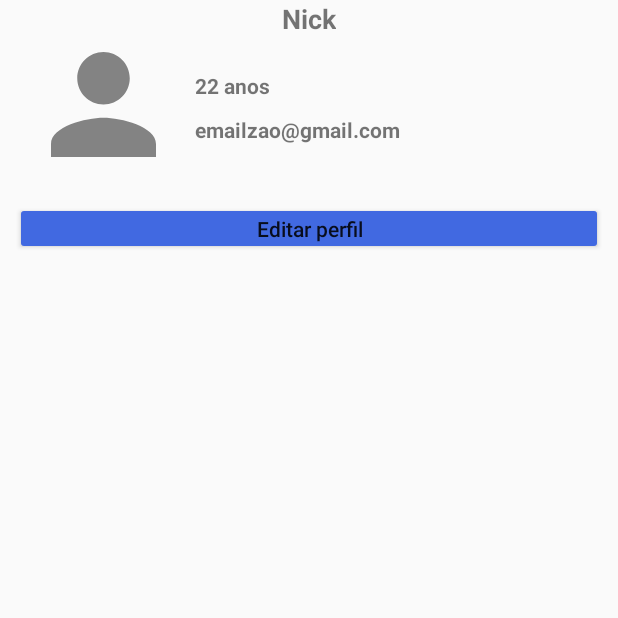
After one commit to Chicarelli/Voluntariar, an Android app: the MyProfileActivity screen opened directly, with no data from a screen before it, on a phone screen of 412 x 824 dp, the top half of it. The commit adds this screen. Run offline under Robolectric (Android 15) with nearby library versions, the phone set to English and light mode, and no system bars; our stand-ins replace Firebase (no records; nobody signed in at launch, a user with empty details on screens opened directly); Roboto replaces fonts that are not available here; 2 statements that could not run were skipped.

Commit message:
Editando tela do Evento, Criando tela MyProfil, Arrumando interação entre Telas

```diff
--- a/app/src/main/AndroidManifest.xml
+++ b/app/src/main/AndroidManifest.xml
@@ -9,7 +9,8 @@
         android:roundIcon="@mipmap/ic_launcher_round"
         android:supportsRtl="true"
         android:theme="@style/AppTheme">
-        <activity android:name=".MessageActivity"></activity>
+        <activity android:name=".MyProfileActivity"></activity>
+        <activity android:name=".MessageActivity" />
         <activity android:name=".TelaEventoParticipante" />
         <activity android:name=".MeusEventos" />
         <activity android:name=".ChatActivity" />
--- /dev/null
+++ b/app/src/main/java/com/example/voluntariado/MyProfileActivity.java
@@ -0,0 +1,73 @@
+package com.example.voluntariado;
+
+import androidx.annotation.NonNull;
+import androidx.appcompat.app.AppCompatActivity;
+
+import android.os.Bundle;
+import android.view.View;
+import android.widget.Button;
+import android.widget.ImageView;
+import android.widget.TextView;
+
+import com.google.android.gms.tasks.OnCompleteListener;
+import com.google.android.gms.tasks.OnFailureListener;
+import com.google.android.gms.tasks.OnSuccessListener;
+import com.google.android.gms.tasks.Task;
+import com.google.firebase.auth.FirebaseAuth;
+import com.google.firebase.firestore.DocumentSnapshot;
+import com.google.firebase.firestore.FirebaseFirestore;
+
+public class MyProfileActivity extends AppCompatActivity {
+
+  String id;
+  //Instanciando ferramentas do Firebase
+  FirebaseAuth mAuth = FirebaseAuth.getInstance();
+  FirebaseFirestore db = FirebaseFirestore.getInstance();
+  //Instanciando elementos gráficos
+  TextView userName;
+  TextView userIdade;
+  TextView userEmail;
+  ImageView UserPhotoProfile;
+  Button editProfile;
+
+  @Override
+  protected void onCreate(Bundle savedInstanceState) {
+    super.onCreate(savedInstanceState);
+    setContentView(R.layout.activity_my_profile);
+    userName = findViewById(R.id.my_profile_name);
+    userIdade = findViewById(R.id.my_profile_idade);
+    userEmail = findViewById(R.id.my_profile_email);
+
+    getUserId();
+  }
+
+  private void getUserId() {
+    id = mAuth.getUid();
+  }
+
+  @Override
+  protected void onResume() {
+    super.onResume();
+    settingData();
+  }
+
+  private void settingData() {
+    db.collection("users1")
+            .document(id)
+            .get()
+            .addOnSuccessListener(new OnSuccessListener<DocumentSnapshot>() {
+              @Override
+              public void onSuccess(DocumentSnapshot documentSnapshot) {
+                User me = documentSnapshot.toObject(User.class);
+                userName.setText(me.getNome());
+                userIdade.setText("22" + " anos");
+                userEmail.setText(me.getEmail());
+              }
+            }).addOnFailureListener(new OnFailureListener() {
+              @Override
+              public void onFailure(@NonNull Exception e) {
+
+              }
+            });
+  }
+}
--- /dev/null
+++ b/app/src/main/res/drawable-anydpi/ic_myprofile_photo.xml
@@ -0,0 +1,16 @@
+<vector xmlns:android="http://schemas.android.com/apk/res/android"
+    android:width="24dp"
+    android:height="24dp"
+    android:viewportWidth="24"
+    android:viewportHeight="24"
+    android:tint="#333333"
+    android:alpha="0.6">
+  <group android:scaleX="1.5"
+      android:scaleY="1.5"
+      android:translateX="-6"
+      android:translateY="-6">
+    <path
+        android:fillColor="@android:color/white"
+        android:pathData="M12,12c2.21,0 4,-1.79 4,-4s-1.79,-4 -4,-4 -4,1.79 -4,4 1.79,4 4,4zM12,14c-2.67,0 -8,1.34 -8,4v2h16v-2c0,-2.66 -5.33,-4 -8,-4z"/>
+  </group>
+</vector>
--- a/app/src/main/res/drawable/background_caixa_editing_notfocusable.xml
+++ b/app/src/main/res/drawable/background_caixa_editing_notfocusable.xml
@@ -1,7 +1,7 @@
 <?xml version="1.0" encoding="utf-8"?>
 <shape xmlns:android="http://schemas.android.com/apk/res/android"
     android:shape="rectangle">
-    <solid android:color="#FFFFFF"/>
+    <solid android:color="#DCD8D8"/>
     <corners android:radius="6dp"/>
 
 </shape>
--- /dev/null
+++ b/app/src/main/res/layout/activity_my_profile.xml
@@ -0,0 +1,99 @@
+<?xml version="1.0" encoding="utf-8"?>
+<androidx.constraintlayout.widget.ConstraintLayout xmlns:android="http://schemas.android.com/apk/res/android"
+    xmlns:app="http://schemas.android.com/apk/res-auto"
+    xmlns:tools="http://schemas.android.com/tools"
+    android:layout_width="match_parent"
+    android:layout_height="match_parent"
+    tools:context=".MyProfileActivity">
+
+    <ScrollView
+        android:layout_width="match_parent"
+        android:layout_height="match_parent"
+        app:layout_constraintBottom_toBottomOf="parent"
+        app:layout_constraintLeft_toLeftOf="parent"
+        app:layout_constraintRight_toRightOf="parent"
+        app:layout_constraintTop_toTopOf="parent">
+
+        <androidx.constraintlayout.widget.ConstraintLayout
+            android:layout_width="match_parent"
+            android:layout_height="wrap_content">
+
+            <TextView
+                android:id="@+id/my_profile_name"
+                android:layout_width="wrap_content"
+                android:layout_height="wrap_content"
+                android:text="Nick"
+                android:textSize="18sp"
+                android:textStyle="bold"
+                app:layout_constraintLeft_toLeftOf="parent"
+                app:layout_constraintRight_toRightOf="parent"
+                app:layout_constraintTop_toTopOf="parent" />
+
+            <ImageView
+                android:id="@+id/my_profile_img"
+                android:layout_width="70dp"
+                android:layout_height="70dp"
+                android:layout_marginTop="10dp"
+                android:src="@drawable/ic_myprofile_photo"
+                app:layout_constraintHorizontal_bias="0.1"
+                app:layout_constraintLeft_toLeftOf="parent"
+                app:layout_constraintRight_toRightOf="parent"
+                app:layout_constraintTop_toBottomOf="@id/my_profile_name" />
+
+            <TextView
+                android:id="@+id/my_profile_idade"
+                android:layout_width="wrap_content"
+                android:layout_height="wrap_content"
+                android:text="XX anos"
+                android:textStyle="bold"
+                app:layout_constraintBottom_toBottomOf="@id/my_profile_img"
+                app:layout_constraintHorizontal_bias=".10"
+                app:layout_constraintLeft_toRightOf="@id/my_profile_img"
+                app:layout_constraintRight_toRightOf="parent"
+                app:layout_constraintTop_toTopOf="@id/my_profile_img"
+                app:layout_constraintVertical_bias="0.25" />
+
+            <TextView
+                android:layout_width="0dp"
+                android:layout_height="wrap_content"
+                android:layout_marginTop="1dp"
+                android:text="emailzao@gmail.com"
+                android:id="@+id/my_profile_email"
+                android:textStyle="bold"
+                app:layout_constraintBottom_toBottomOf="@id/my_profile_img"
+                app:layout_constraintLeft_toLeftOf="@id/my_profile_idade"
+                app:layout_constraintRight_toRightOf="parent"
+                app:layout_constraintTop_toBottomOf="@id/my_profile_idade" />
+
+            <Button
+                android:id="@+id/bt_edit_my_profile"
+                android:layout_width="0dp"
+                android:layout_height="35dp"
+                android:layout_marginLeft="10dp"
+                android:layout_marginTop="30dp"
+                android:layout_marginRight="10dp"
+                android:backgroundTint="@color/colorPrimary"
+                android:padding="0dp"
+                android:text="Editar perfil"
+                android:textAllCaps="false"
+                android:textSize="14sp"
+                app:layout_constraintLeft_toLeftOf="parent"
+                app:layout_constraintRight_toRightOf="parent"
+                app:layout_constraintTop_toBottomOf="@id/my_profile_img" />
+
+            <androidx.recyclerview.widget.RecyclerView
+                android:layout_width="0dp"
+                android:layout_height="wrap_content"
+                android:layout_marginTop="20dp"
+                app:layout_constraintBottom_toBottomOf="parent"
+                app:layout_constraintLeft_toLeftOf="parent"
+                app:layout_constraintRight_toRightOf="parent"
+                app:layout_constraintTop_toBottomOf="@id/bt_edit_my_profile" />
+
+
+        </androidx.constraintlayout.widget.ConstraintLayout>
+
+
+    </ScrollView>
+
+</androidx.constraintlayout.widget.ConstraintLayout>
--- a/app/src/main/res/layout/item_contacts_messages.xml
+++ b/app/src/main/res/layout/item_contacts_messages.xml
@@ -2,13 +2,14 @@
 <androidx.constraintlayout.widget.ConstraintLayout xmlns:android="http://schemas.android.com/apk/res/android"
     xmlns:app="http://schemas.android.com/apk/res-auto"
     android:layout_width="match_parent"
+    android:background="@drawable/background_contacts_list"
     android:layout_height="wrap_content">
 
     <androidx.cardview.widget.CardView
         android:layout_width="match_parent"
         android:layout_height="65dp"
         android:layout_margin="2dp"
-        android:background="@drawable/background"
+        android:background="@drawable/background_contacts_list"
         app:layout_constraintTop_toTopOf="parent"
         app:layout_constraintLeft_toLeftOf="parent"
         app:layout_constraintRight_toRightOf="parent"
@@ -18,7 +19,8 @@
 
         <androidx.constraintlayout.widget.ConstraintLayout
             android:layout_width="match_parent"
-            android:layout_height="match_parent">
+            android:layout_height="match_parent"
+            android:background="@drawable/background_contacts_list">
 
             <TextView
                 android:id="@+id/username"
```
Also changed, not shown: app/src/main/java/com/example/voluntariado/MainActivity.java (+11 -8 lines), app/src/main/java/com/example/voluntariado/MessageActivity.java (+26 -12 lines), app/src/main/java/com/example/voluntariado/MeusEventos.java (+19 -5 lines), app/src/main/java/com/example/voluntariado/telaDoEvento.java (+7 -9 lines), app/src/main/res/drawable/background_contacts_list.xml (added, +7 -0 lines), app/src/main/res/layout/contacts_toolbar.xml (+7 -15 lines), app/src/main/res/layout/item_meus_eventos.xml (+20 -0 lines), app/src/main/res/drawable-hdpi/ic_myprofile_photo.png (added), app/src/main/res/drawable-mdpi/ic_myprofile_photo.png (added), app/src/main/res/drawable-xhdpi/ic_myprofile_photo.png (added), app/src/main/res/drawable-xxhdpi/ic_myprofile_photo.png (added), 140 other files.
